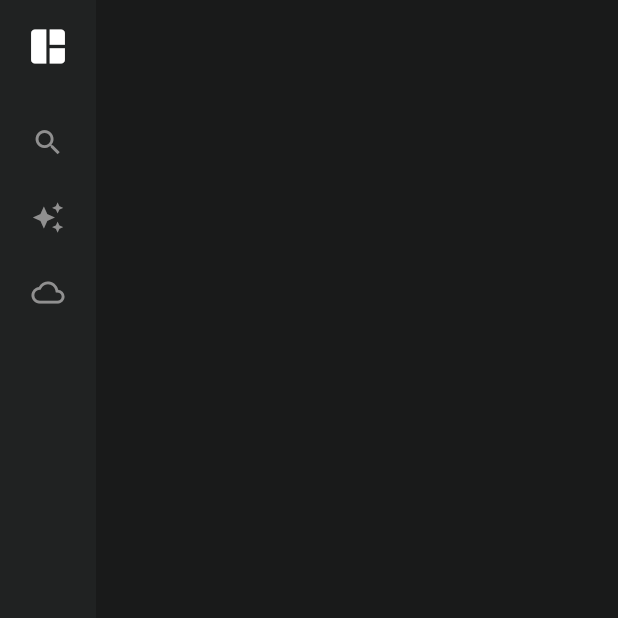
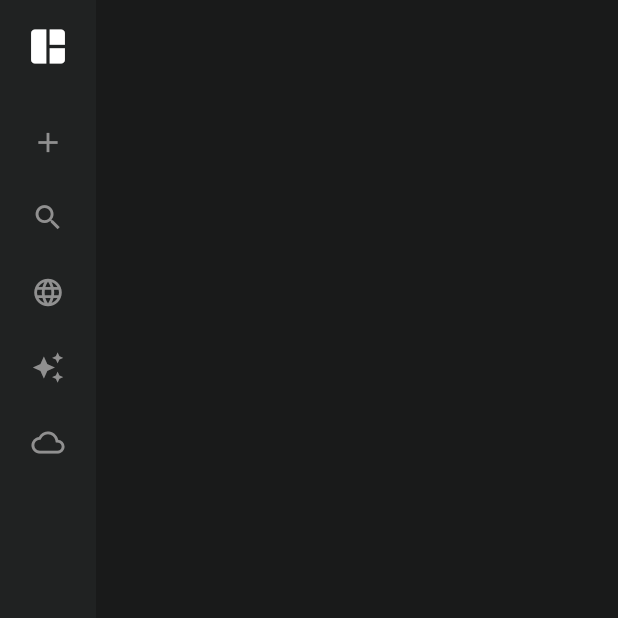
Before and after one commit to ashish10010/perplexity_clone, a Flutter app: the screen it shows after launch, on a phone screen of 412 x 824 dp, the top half of it. Run offline on Flutter 3.47's test engine with Material 3 defaults, Android fonts, the light colour scheme and no system bars; our stand-ins replace google_fonts.

Commit message:
sidebar ? isCollapsed : expanded

```diff
--- a/lib/widgets/side_bar.dart
+++ b/lib/widgets/side_bar.dart
@@ -1,5 +1,6 @@
 import 'package:flutter/material.dart';
 import 'package:perplexity_clone/theme/colors.dart';
+import 'package:perplexity_clone/widgets/side_bar_button.dart';
 
 class SideBar extends StatefulWidget {
   const SideBar({super.key});
@@ -14,11 +15,9 @@ class _SideBarState extends State<SideBar> {
   Widget build(BuildContext context) {
     return AnimatedContainer(
       duration: const Duration(microseconds: 100),
-      width: isCollapsed ? 64 : 128,
+      width: isCollapsed ? 64 : 160,
       color: AppColors.sideNav,
       child: Column(
-        crossAxisAlignment:
-            isCollapsed ? CrossAxisAlignment.center : CrossAxisAlignment.start,
         children: [
           const SizedBox(
             height: 16,
@@ -26,37 +25,46 @@ class _SideBarState extends State<SideBar> {
           Icon(
             Icons.auto_awesome_mosaic,
             color: AppColors.whiteColor,
-            size: 30,
+            size: isCollapsed ? 30 : 60,
           ),
-          const SizedBox(
-            height: 24,
-          ),
-
-          Container(
-            margin: EdgeInsets.all(14),
-            child: Icon(
-              Icons.search,
-              color: AppColors.iconGrey,
-              size: 22,
+          Expanded(
+            child: Column(
+              crossAxisAlignment: isCollapsed
+                  ? CrossAxisAlignment.center
+                  : CrossAxisAlignment.start,
+              children: [
+                const SizedBox(
+                  height: 24,
+                ),
+                SideBarButton(
+                  isCollapsed: isCollapsed,
+                  icon: Icons.add,
+                  text: "Home",
+                ),
+                SideBarButton(
+                  isCollapsed: isCollapsed,
+                  icon: Icons.search,
+                  text: "Search",
+                ),
+                SideBarButton(
+                  isCollapsed: isCollapsed,
+                  icon: Icons.language,
+                  text: "Spaces",
+                ),
+                SideBarButton(
+                  isCollapsed: isCollapsed,
+                  icon: Icons.auto_awesome,
+                  text: "Discover",
+                ),
+                SideBarButton(
+                  isCollapsed: isCollapsed,
+                  icon: Icons.cloud_outlined,
+                  text: "Library",
+                ),
+                const Spacer(),
+              ],
             ),
           ),
-          Container(
-            margin: EdgeInsets.symmetric(vertical: 14, horizontal: 10),
-            child: Icon(
-              Icons.auto_awesome,
-              color: AppColors.iconGrey,
-              size: 22,
-            ),
-          ),
-          Container(
-            margin: EdgeInsets.symmetric(vertical: 14, horizontal: 10),
-            child: Icon(
-              Icons.cloud_outlined,
-              color: AppColors.iconGrey,
-              size: 22,
-            ),
-          ),
-          const Spacer(),
           GestureDetector(
             onTap: () {
               setState(() {
--- a/lib/widgets/side_bar_button.dart
+++ b/lib/widgets/side_bar_button.dart
@@ -0,0 +1,44 @@
+// ignore_for_file: public_member_api_docs, sort_constructors_first
+import 'package:flutter/material.dart';
+
+import '../theme/colors.dart';
+
+class SideBarButton extends StatelessWidget {
+  final bool isCollapsed;
+  final IconData icon;
+  final String text;
+
+  const SideBarButton({
+    super.key,
+    required this.isCollapsed,
+    required this.icon,
+    required this.text,
+  });
+
+  @override
+  Widget build(BuildContext context) {
+    return Row(
+      mainAxisAlignment:
+          isCollapsed ? MainAxisAlignment.center : MainAxisAlignment.start,
+      children: [
+        Container(
+          margin: EdgeInsets.symmetric(vertical: 14, horizontal: 10),
+          child: Icon(
+            icon,
+            color: AppColors.iconGrey,
+            size: 22,
+          ),
+        ),
+        isCollapsed
+            ? const SizedBox()
+            : Text(
+                text,
+                style: TextStyle(
+                  fontSize: 16,
+                  fontWeight: FontWeight.w600,
+                ),
+              )
+      ],
+    );
+  }
+}
```
